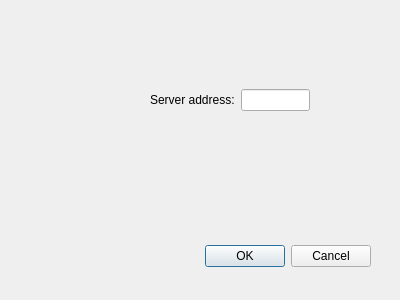
Above: ui/JoinDialog.ui from francois-berder/battletank before the change. Below: the same form after it.
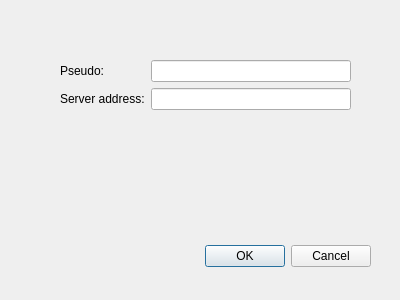
That is the form after the change.

```diff
--- a/ui/JoinDialog.ui
+++ b/ui/JoinDialog.ui
@@ -32,23 +32,33 @@
   <widget class="QWidget" name="horizontalLayoutWidget">
    <property name="geometry">
     <rect>
-     <x>150</x>
+     <x>60</x>
      <y>60</y>
-     <width>160</width>
-     <height>80</height>
+     <width>291</width>
+     <height>71</height>
     </rect>
    </property>
-   <layout class="QHBoxLayout" name="horizontalLayout">
-    <item>
+   <layout class="QFormLayout" name="formLayout">
+    <item row="1" column="0">
      <widget class="QLabel" name="label">
       <property name="text">
        <string>Server address:</string>
       </property>
      </widget>
     </item>
-    <item>
+    <item row="1" column="1">
      <widget class="QLineEdit" name="serverAddress"/>
     </item>
+    <item row="0" column="0">
+     <widget class="QLabel" name="label_2">
+      <property name="text">
+       <string>Pseudo:</string>
+      </property>
+     </widget>
+    </item>
+    <item row="0" column="1">
+     <widget class="QLineEdit" name="pseudo"/>
+    </item>
    </layout>
   </widget>
  </widget>
```
Left out of the diff: 6 changed lines with no effect on the pictures.
